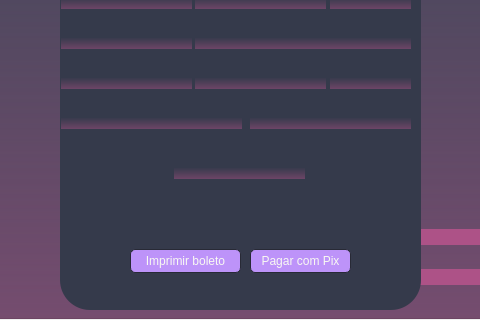
The window that src/ui/aluno.ui (Vi-n1/VGymSystem) describes before a commit, drawn with Qt 5; both pictures show x 400 to 880 and y 400 to 720 of the 1280 by 720 pixel window.
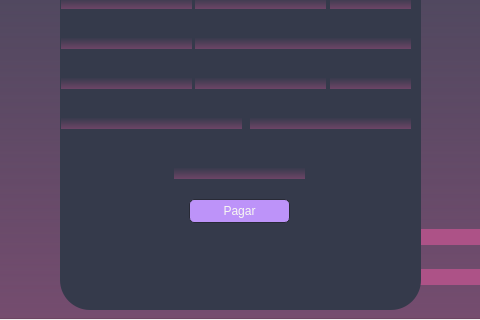
The same window after the commit. The open tabs and pages were chosen to show the change. Icons and pictures are not drawn.

Commit message: Melhoria na interface

```diff
--- a/src/ui/aluno.ui
+++ b/src/ui/aluno.ui
@@ -680,35 +680,14 @@
        <widget class="QPushButton" name="pb_pagar_pix">
         <property name="geometry">
          <rect>
-          <x>190</x>
-          <y>460</y>
+          <x>129</x>
+          <y>410</y>
           <width>101</width>
           <height>24</height>
          </rect>
         </property>
         <property name="text">
-         <string>Pagar com Pix</string>
-        </property>
-        <property name="icon">
-         <iconset resource="img.qrc">
-          <normaloff>:/grobal/img/pix.png</normaloff>:/grobal/img/pix.png</iconset>
-        </property>
-       </widget>
-       <widget class="QPushButton" name="pb_imprimir_boleto">
-        <property name="geometry">
-         <rect>
-          <x>70</x>
-          <y>460</y>
-          <width>111</width>
-          <height>24</height>
-         </rect>
-        </property>
-        <property name="text">
-         <string>Imprimir boleto</string>
-        </property>
-        <property name="icon">
-         <iconset resource="img.qrc">
-          <normaloff>:/grobal/img/imprimir.png</normaloff>:/grobal/img/imprimir.png</iconset>
+         <string>Pagar</string>
         </property>
        </widget>
        <widget class="QLabel" name="label_24">
```
Left out of the diff: 7 changed lines with no effect on the pictures. The commit also changes 3 other files.
